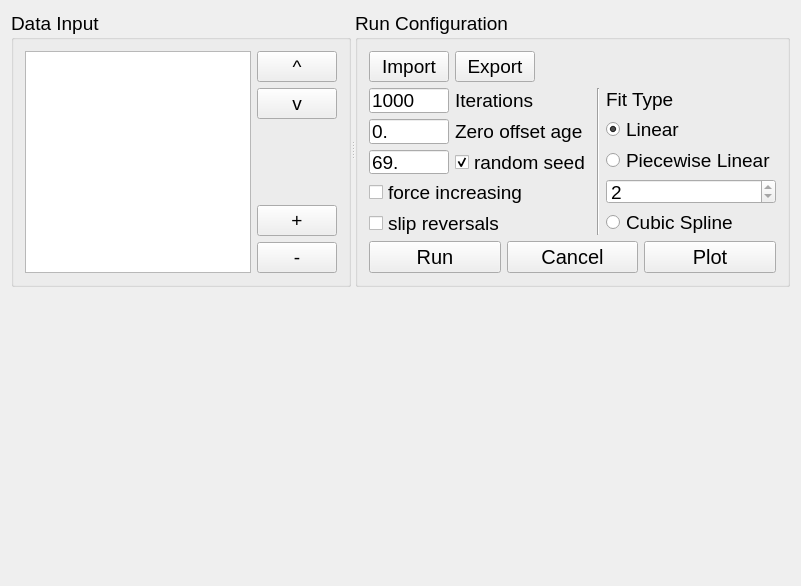
Old version of the form gui/mainwindow.ui in the repository cossatot/slip_rate_calculator.
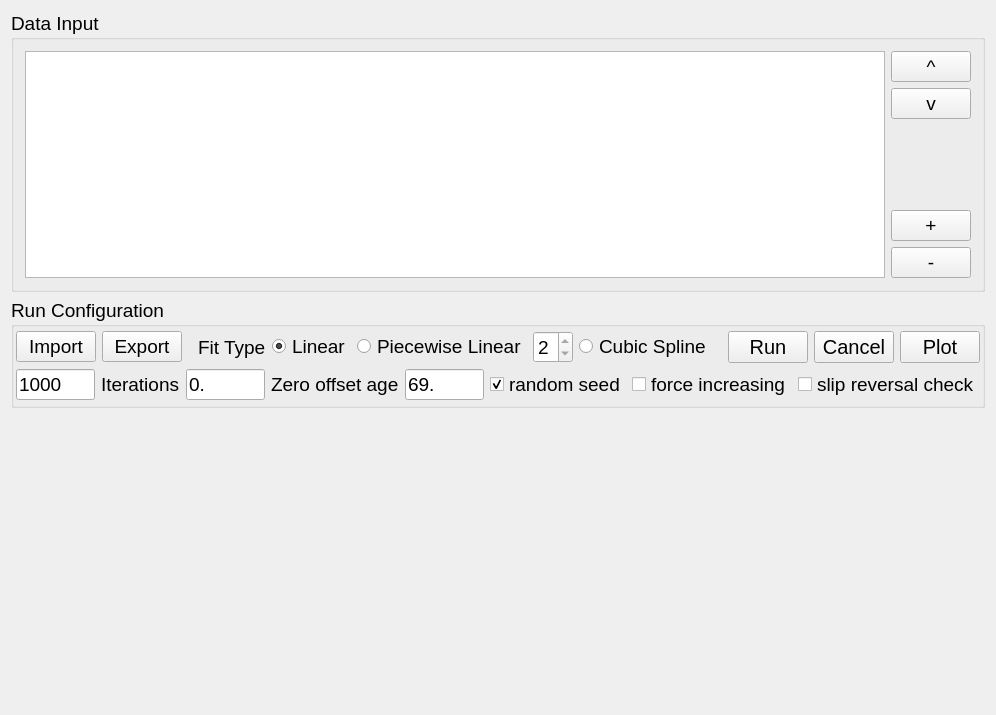
New version of the form.

Commit message: reformatted main window to vertical layout

```diff
--- a/gui/mainwindow.ui
+++ b/gui/mainwindow.ui
@@ -6,20 +6,16 @@
    <rect>
     <x>0</x>
     <y>0</y>
-    <width>801</width>
-    <height>586</height>
+    <width>996</width>
+    <height>715</height>
    </rect>
   </property>
   <property name="windowTitle">
    <string>MainWindow</string>
   </property>
   <widget class="QWidget" name="centralWidget">
-   <layout class="QGridLayout" name="gridLayout">
-    <item row="0" column="0">
-     <widget class="QSplitter" name="splitter">
-      <property name="orientation">
-       <enum>Qt::Horizontal</enum>
-      </property>
+   <layout class="QVBoxLayout" name="verticalLayout_2">
+    <item>
       <widget class="QGroupBox" name="data_input_group_box">
        <property name="maximumSize">
         <size>
@@ -89,11 +85,13 @@
         </item>
        </layout>
       </widget>
+    </item>
+    <item>
       <widget class="QGroupBox" name="run_config_box">
        <property name="maximumSize">
         <size>
-         <width>435</width>
-         <height>276</height>
+        <width>16777215</width>
+        <height>110</height>
         </size>
        </property>
        <property name="font">
@@ -105,6 +103,18 @@
         <string>Run Configuration</string>
        </property>
        <layout class="QVBoxLayout" name="verticalLayout">
+       <property name="leftMargin">
+        <number>2</number>
+       </property>
+       <property name="topMargin">
+        <number>4</number>
+       </property>
+       <property name="rightMargin">
+        <number>2</number>
+       </property>
+       <property name="bottomMargin">
+        <number>4</number>
+       </property>
         <item>
          <layout class="QHBoxLayout" name="config_imports_hlayout">
           <item>
@@ -128,88 +138,12 @@
             </property>
             <property name="sizeHint" stdset="0">
              <size>
-              <width>40</width>
-              <height>20</height>
+             <width>13</width>
+             <height>13</height>
              </size>
             </property>
            </spacer>
           </item>
-         </layout>
-        </item>
-        <item>
-         <layout class="QHBoxLayout" name="config_menu_h_layout">
-          <item>
-           <layout class="QGridLayout" name="params_grid_layout">
-            <item row="0" column="0">
-             <widget class="QLineEdit" name="nItersLineEdit">
-              <property name="text">
-               <string>1000</string>
-              </property>
-             </widget>
-            </item>
-            <item row="0" column="1">
-             <widget class="QLabel" name="nItersLabel">
-              <property name="text">
-               <string>Iterations</string>
-              </property>
-             </widget>
-            </item>
-            <item row="1" column="0">
-             <widget class="QLineEdit" name="zeroOffsetLineEdit">
-              <property name="text">
-               <string>0.</string>
-              </property>
-             </widget>
-            </item>
-            <item row="1" column="1">
-             <widget class="QLabel" name="zeroOffsetLabel">
-              <property name="text">
-               <string>Zero offset age</string>
-              </property>
-             </widget>
-            </item>
-            <item row="2" column="0">
-             <widget class="QLineEdit" name="randSeedLineEdit">
-              <property name="text">
-               <string>69.</string>
-              </property>
-             </widget>
-            </item>
-            <item row="2" column="1">
-             <widget class="QCheckBox" name="randSeedCheckBox">
-              <property name="text">
-               <string>random seed</string>
-              </property>
-              <property name="checked">
-               <bool>true</bool>
-              </property>
-             </widget>
-            </item>
-            <item row="3" column="0" colspan="2">
-             <widget class="QCheckBox" name="forceIncrCheckBox">
-              <property name="text">
-               <string>force increasing</string>
-              </property>
-             </widget>
-            </item>
-            <item row="4" column="0" colspan="2">
-             <widget class="QCheckBox" name="slipRevCheckBox">
-              <property name="text">
-               <string>slip reversals</string>
-              </property>
-             </widget>
-            </item>
-           </layout>
-          </item>
-          <item>
-           <widget class="Line" name="config_vert_line">
-            <property name="orientation">
-             <enum>Qt::Vertical</enum>
-            </property>
-           </widget>
-          </item>
-          <item>
-           <layout class="QVBoxLayout" name="fit_vertlayout">
             <item>
              <widget class="QLabel" name="fit_type_label">
               <property name="text">
@@ -244,8 +178,8 @@
              <widget class="QSpinBox" name="nPiecesSpinBox">
               <property name="minimumSize">
                <size>
-                <width>148</width>
-                <height>0</height>
+             <width>0</width>
+             <height>20</height>
                </size>
               </property>
               <property name="minimum">
@@ -269,12 +203,19 @@
               </attribute>
              </widget>
             </item>
-           </layout>
-          </item>
-         </layout>
-        </item>
         <item>
-         <layout class="QHBoxLayout" name="run_buttons_layout">
+          <spacer name="horizontalSpacer_2">
+           <property name="orientation">
+            <enum>Qt::Horizontal</enum>
+           </property>
+           <property name="sizeHint" stdset="0">
+            <size>
+             <width>13</width>
+             <height>13</height>
+            </size>
+           </property>
+          </spacer>
+         </item>
           <item>
            <widget class="QPushButton" name="runButton">
             <property name="font">
@@ -313,13 +254,122 @@
           </item>
          </layout>
         </item>
-       </layout>
-      </widget>
-     </widget>
-    </item>
-    <item row="1" column="0">
+       <item>
+        <layout class="QHBoxLayout" name="horizontalLayout_3">
+         <item>
+          <widget class="QLineEdit" name="nItersLineEdit">
+           <property name="text">
+            <string>1000</string>
+           </property>
+          </widget>
+         </item>
+         <item>
+          <widget class="QLabel" name="nItersLabel">
+           <property name="text">
+            <string>Iterations</string>
+           </property>
+          </widget>
+         </item>
+         <item>
+          <spacer name="horizontalSpacer_3">
+           <property name="orientation">
+            <enum>Qt::Horizontal</enum>
+           </property>
+           <property name="sizeHint" stdset="0">
+            <size>
+             <width>40</width>
+             <height>20</height>
+            </size>
+           </property>
+          </spacer>
+         </item>
+         <item>
+          <widget class="QLineEdit" name="zeroOffsetLineEdit">
+           <property name="text">
+            <string>0.</string>
+           </property>
+          </widget>
+         </item>
+         <item>
+          <widget class="QLabel" name="zeroOffsetLabel">
+           <property name="text">
+            <string>Zero offset age</string>
+           </property>
+          </widget>
+         </item>
+         <item>
+          <spacer name="horizontalSpacer_4">
+           <property name="orientation">
+            <enum>Qt::Horizontal</enum>
+           </property>
+           <property name="sizeHint" stdset="0">
+            <size>
+             <width>48</width>
+             <height>17</height>
+            </size>
+           </property>
+          </spacer>
+         </item>
+         <item>
+          <widget class="QLineEdit" name="randSeedLineEdit">
+           <property name="text">
+            <string>69.</string>
+           </property>
+          </widget>
+         </item>
+         <item>
+          <widget class="QCheckBox" name="randSeedCheckBox">
+           <property name="text">
+            <string>random seed</string>
+           </property>
+           <property name="checked">
+            <bool>true</bool>
+           </property>
+          </widget>
+         </item>
+         <item>
+          <spacer name="horizontalSpacer_5">
+           <property name="orientation">
+            <enum>Qt::Horizontal</enum>
+           </property>
+           <property name="sizeHint" stdset="0">
+            <size>
+             <width>38</width>
+             <height>17</height>
+            </size>
+           </property>
+          </spacer>
+         </item>
+         <item>
+          <widget class="QCheckBox" name="forceIncrCheckBox">
+           <property name="text">
+            <string>force increasing</string>
+           </property>
+          </widget>
+         </item>
+         <item>
+          <widget class="QCheckBox" name="slipRevCheckBox">
+           <property name="text">
+            <string>slip reversal check</string>
+           </property>
+          </widget>
+         </item>
+        </layout>
+       </item>
+      </layout>
+      <zorder>fit_type_label</zorder>
+      <zorder>cancelButton</zorder>
+      <zorder>piecewiseFitRadio</zorder>
+      <zorder>horizontalSpacer_2</zorder>
+      <zorder>horizontalSpacer_4</zorder>
+      <zorder>horizontalSpacer_5</zorder>
+      <zorder></zorder>
+      <zorder>horizontalSpacer_3</zorder>
+     </widget>
+    </item>
+    <item>
      <widget class="QWidget" name="widget" native="true">
-      <layout class="QVBoxLayout" name="verticalLayout_4">
+      <layout class="QHBoxLayout" name="horizontalLayout_4">
        <item>
         <layout class="QVBoxLayout" name="vlayout_for_ipython"/>
        </item>
```
Left out of the diff: 2 changed lines with no effect on the pictures. Lines whose indentation alone changed are shown as unchanged. The commit also changes 2 other files.
